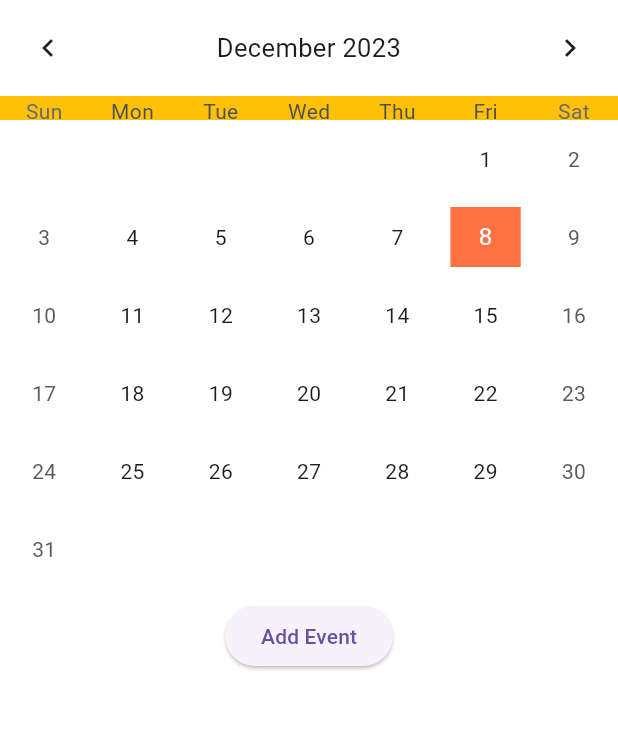
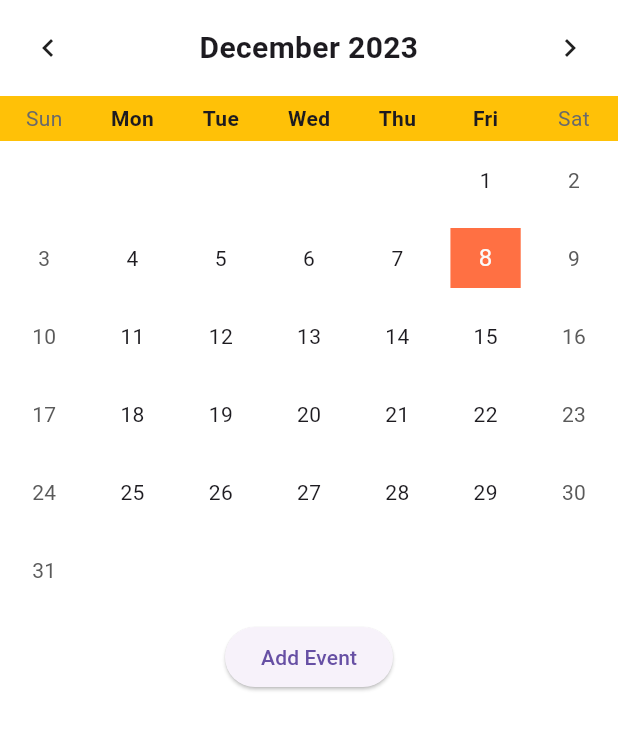
Before and after one commit to nathan-kane/deal_diligence, a Flutter app: the AppointmentCalendarScreen screen opened directly, on a phone screen of 412 x 824 dp. Shown: the top 730 px of the screen. Run offline on Flutter 3.47's test engine with Material 3 defaults, Android fonts, the phone set to English and light mode, and no system bars; drawn by our look-alikes of table_calendar; our stand-ins replace cloud_firestore, firebase_auth, firebase_core, firebase_messaging, flutter_local_notifications, flutter_riverpod and 4 more; accounts and stored records are empty.

Commit message:
Updated the calendar code and settings

```diff
--- a/lib/screens/appointment_calendar.dart
+++ b/lib/screens/appointment_calendar.dart
@@ -361,6 +361,7 @@ class _AppointmentCalendarScreenState
       eventLoader: (day) {
         return _getEventsForDay(day, events ?? []);
       },
+      daysOfWeekHeight: 30,
       startingDayOfWeek: StartingDayOfWeek.sunday,
       calendarStyle: CalendarStyle(
         isTodayHighlighted: true,
@@ -371,14 +372,15 @@ class _AppointmentCalendarScreenState
       ),
       calendarFormat: _calendarFormat,
       onFormatChanged: (format) {
-        if (format != _calendarFormat) {
-          setState(() {
-            _calendarFormat = format;
-          });
-        }
+        //if (format != _calendarFormat) {
+        setState(() {
+          _calendarFormat = format;
+        });
+        //}
       },
       headerStyle: HeaderStyle(
         formatButtonVisible: false,
+        formatButtonShowsNext: false,
         titleCentered: true,
         formatButtonTextStyle:
             const TextStyle().copyWith(color: Colors.white, fontSize: 15.0),
@@ -386,9 +388,14 @@ class _AppointmentCalendarScreenState
           color: Colors.deepOrange[400],
           borderRadius: BorderRadius.circular(16.0),
         ),
+        titleTextStyle:
+            const TextStyle(fontWeight: FontWeight.bold, fontSize: 20),
       ),
-      daysOfWeekStyle:
-          const DaysOfWeekStyle(decoration: BoxDecoration(color: Colors.amber)),
+      daysOfWeekStyle: const DaysOfWeekStyle(
+        decoration: BoxDecoration(color: Colors.amber),
+        weekdayStyle: TextStyle(fontWeight: FontWeight.bold),
+      ),
+
       onDaySelected: (selectedDay, focusedDay) {
         setState(() {
           _selectedDay = selectedDay;
```
